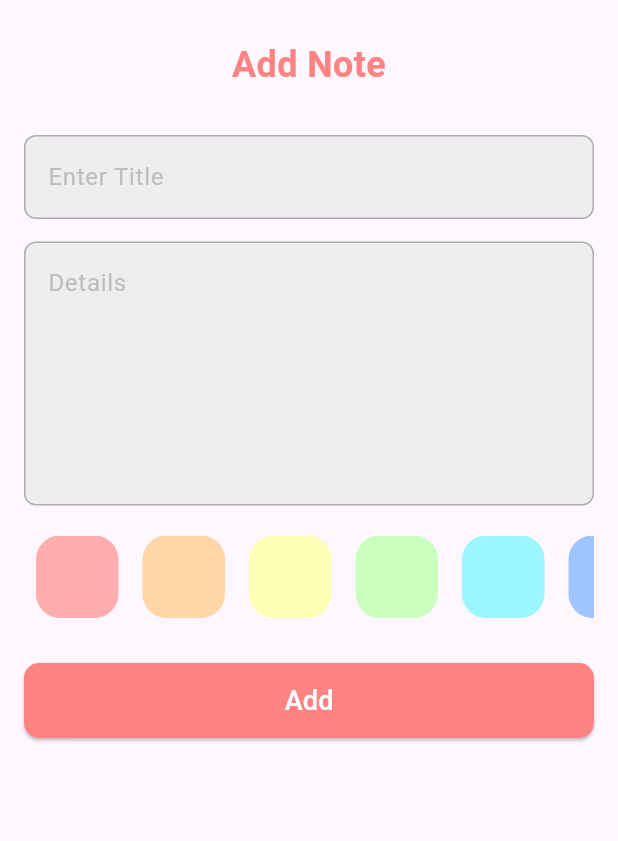
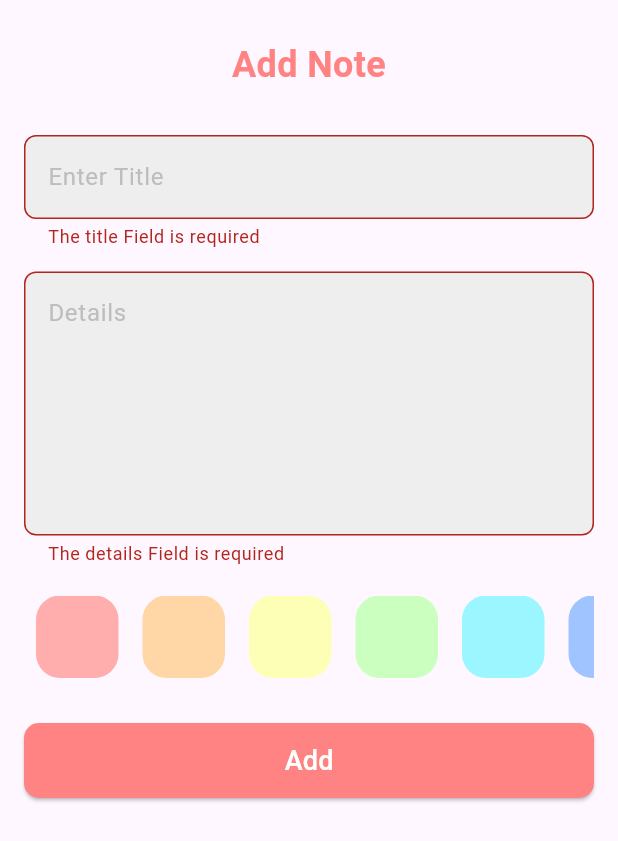
Before and after one commit to Nadeennoshy/Notly, a Flutter app: the AddNoteView screen opened directly, after a tap on "Add", on a phone screen of 412 x 824 dp. Shown: the top 841 px of the screen. Run offline on Flutter 3.47's test engine with Material 3 defaults, Android fonts, the light colour scheme and no system bars; our stand-ins replace bloc, flutter_bloc, hive_flutter; accounts and stored records are empty.

Commit message:
create add note form

```diff
--- a/lib/cubits/add_note/add_note_cubit.dart
+++ b/lib/cubits/add_note/add_note_cubit.dart
@@ -1,6 +1,6 @@
-import 'package:flutter/material.dart';
-import 'package:flutter_bloc/flutter_bloc.dart';
 import 'package:hive_flutter/hive_flutter.dart';
+import 'package:bloc/bloc.dart';
+import 'package:meta/meta.dart';
 import 'package:notly/constants.dart';
 import 'package:notly/models/note_model.dart';
 
--- /dev/null
+++ b/lib/cubits/cubit/notes_state.dart
@@ -0,0 +1,6 @@
+part of 'notes_cubit.dart';
+
+@immutable
+sealed class NotesState {}
+
+final class NotesInitial extends NotesState {}
--- a/lib/main.dart
+++ b/lib/main.dart
@@ -10,8 +10,8 @@ import 'package:notly/views/onboarding_view.dart';
 void main() async{
   Bloc.observer = SimpleBlocObserver();
   await Hive.initFlutter();
-  Hive.registerAdapter<NoteModel>(NoteModelAdapter());
-  await Hive.openBox(kNotesBox);
+  Hive.registerAdapter(NoteModelAdapter());
+  await Hive.openBox<NoteModel>(kNotesBox);
   runApp(const NotlyApp());
 }
 
--- a/lib/simple_bloc_observer.dart
+++ b/lib/simple_bloc_observer.dart
@@ -9,11 +9,12 @@ class SimpleBlocObserver implements BlocObserver{
 
   @override
   void onClose(BlocBase bloc) {
-
+    debugPrint('close: $bloc');
   }
 
   @override
   void onCreate(BlocBase bloc) {
+    debugPrint('create: $bloc');
 
   }
 
--- a/lib/widgets/add_note_body.dart
+++ b/lib/widgets/add_note_body.dart
@@ -1,8 +1,6 @@
 import 'package:flutter/material.dart';
 import 'package:notly/cubits/add_note/add_note_cubit.dart';
-import 'package:notly/widgets/colors_list_view.dart';
-import 'package:notly/widgets/custom_button.dart';
-import 'package:notly/widgets/custom_text_field.dart';
+import 'package:notly/widgets/add_note_form.dart';
 import 'package:flutter_bloc/flutter_bloc.dart';
 
 class AddNoteBody extends StatelessWidget {
@@ -16,52 +14,15 @@ class AddNoteBody extends StatelessWidget {
         padding: const EdgeInsets.all(16.0),
         child: BlocConsumer<AddNoteCubit, AddNoteState>(
           listener: (context, state) {
-            if(state is AddNoteSuccess){
-              showDialog(context: context, builder: (context){
-                return const AlertDialog();
-              });
-            }else if(state is AddNoteFailure){
-
+            if(state is AddNoteFailure){
+              print(state.errorMsg);
+            }if(state is AddNoteSuccess){
+              print('Success');
+              Navigator.pop(context);
             }
           },
           builder: (context, state) {
-            return ListView(
-              children: [
-                const SizedBox(
-                  height: 10,
-                ),
-                const Text(
-                  'Add Note',
-                  textAlign: TextAlign.center,
-                  style: TextStyle(
-                    color: Color(0xffFF8383),
-                    fontSize: 24,
-                    fontWeight: FontWeight.bold,
-                  ),
-                ),
-                const SizedBox(
-                  height: 30,
-                ),
-                const CustomTextField(hintText: 'Enter Title'),
-                const SizedBox(
-                  height: 15,
-                ),
-                const CustomTextField(
-                  hintText: 'Details',
-                  maxLines: 6,
-                ),
-                const SizedBox(
-                  height: 20,
-                ),
-                const ColorsListView(),
-                const SizedBox(
-                  height: 30,
-                ),
-                state is AddNoteLoading? const CircularProgressIndicator(): const CustomButton(
-                  buttonName: 'Add',
-                ),
-              ],
-            );
+            return const AddNoteForm();
           },
         ),
       ),
--- /dev/null
+++ b/lib/widgets/add_note_form.dart
@@ -0,0 +1,92 @@
+import 'package:flutter_bloc/flutter_bloc.dart';
+import 'package:flutter/material.dart';
+import 'package:notly/cubits/add_note/add_note_cubit.dart';
+import 'package:notly/models/note_model.dart';
+import 'package:notly/widgets/colors_list_view.dart';
+import 'package:notly/widgets/custom_button.dart';
+import 'package:notly/widgets/custom_text_field.dart';
+
+class AddNoteForm extends StatefulWidget {
+  const AddNoteForm({super.key});
+
+  @override
+  State<AddNoteForm> createState() => _AddNoteFormState();
+}
+
+class _AddNoteFormState extends State<AddNoteForm> {
+  final GlobalKey<FormState> formKey = GlobalKey();
+  AutovalidateMode autovalidateMode = AutovalidateMode.disabled;
+  String? title, subTitle;
+  @override
+  Widget build(BuildContext context) {
+    return Form(
+      key: formKey,
+      autovalidateMode: autovalidateMode,
+      child: ListView(
+        children: [
+          const SizedBox(
+            height: 10,
+          ),
+          const Text(
+            'Add Note',
+            textAlign: TextAlign.center,
+            style: TextStyle(
+              color: Color(0xffFF8383),
+              fontSize: 24,
+              fontWeight: FontWeight.bold,
+            ),
+          ),
+          const SizedBox(
+            height: 30,
+          ),
+          CustomTextField(
+            name: 'title',
+              onSaved: (value) {
+                title = value;
+              },
+              hintText: 'Enter Title'),
+          const SizedBox(
+            height: 15,
+          ),
+          CustomTextField(
+            name: 'details',
+            onSaved: (value) {
+              subTitle = value;
+            },
+            hintText: 'Details',
+            maxLines: 6,
+          ),
+          const SizedBox(
+            height: 20,
+          ),
+          const ColorsListView(),
+          const SizedBox(
+            height: 30,
+          ),
+          BlocBuilder<AddNoteCubit, AddNoteState>(
+            builder: (context, state) {
+              return CustomButton(
+                isLoading: state is AddNoteLoading?true:false,
+                onPressed: () {
+                  if (formKey.currentState!.validate()) {
+                    formKey.currentState!.save();
+                    NoteModel note = NoteModel(
+                        color: Colors.blue.value,
+                        date: DateTime.now().day.toString(),
+                        subTitle: subTitle!,
+                        title: title!);
+                    BlocProvider.of<AddNoteCubit>(context).addNote(note);
+                  } else {
+                    autovalidateMode = AutovalidateMode.always;
+                    setState(() {});
+                  }
+                },
+                buttonName: 'Add',
+              );
+            },
+          ),
+        ],
+      ),
+    );
+  }
+}
--- a/lib/widgets/custom_button.dart
+++ b/lib/widgets/custom_button.dart
@@ -1,8 +1,10 @@
 import 'package:flutter/material.dart';
 
 class CustomButton extends StatelessWidget {
-  const CustomButton({super.key,required this.buttonName});
+  const CustomButton({super.key,required this.buttonName,required this.onPressed,this.isLoading=false});
   final String buttonName;
+  final void Function()? onPressed;
+  final bool isLoading;
 
   @override
   Widget build(BuildContext context) {
@@ -15,8 +17,8 @@ class CustomButton extends StatelessWidget {
     ),
 
       ),
-      onPressed: (){},
-      child: Text(buttonName,
+      onPressed: onPressed,
+      child: isLoading? const CircularProgressIndicator():Text(buttonName,
       style: const TextStyle(
         color: Colors.white,
         fontSize: 18,
--- a/lib/widgets/custom_text_field.dart
+++ b/lib/widgets/custom_text_field.dart
@@ -1,21 +1,34 @@
 import 'package:flutter/material.dart';
 
 class CustomTextField extends StatelessWidget {
-  const CustomTextField({super.key,required this.hintText,this.maxLines=1});
+  const CustomTextField(
+      {super.key,
+      required this.hintText,
+      this.maxLines = 1,
+      required this.onSaved,
+      required this.name});
   final String hintText;
   final int maxLines;
+  final void Function(String?)? onSaved;
+  final String name;
 
   @override
   Widget build(BuildContext context) {
-    return TextField(
+    return TextFormField(
+      validator: (value) {
+        if (value?.isEmpty ?? true) {
+          return 'The $name Field is required';
+        } else {
+          return null;
+        }
+      },
+      onSaved: onSaved,
       maxLines: maxLines,
       decoration: InputDecoration(
         filled: true,
         fillColor: Colors.grey.shade200,
         hintText: hintText,
-        hintStyle: TextStyle(
-          color: Colors.grey.shade400
-        ),
+        hintStyle: TextStyle(color: Colors.grey.shade400),
         border: borderDecoration(),
         enabledBorder: borderDecoration(),
         focusedBorder: borderDecoration(),
@@ -25,10 +38,10 @@ class CustomTextField extends StatelessWidget {
 
   OutlineInputBorder borderDecoration() {
     return OutlineInputBorder(
-        borderRadius: BorderRadius.circular(8.0),
-        borderSide: BorderSide(
-          color: Colors.grey.withOpacity(0.8),
-        ),
-      );
+      borderRadius: BorderRadius.circular(8.0),
+      borderSide: BorderSide(
+        color: Colors.grey.withOpacity(0.8),
+      ),
+    );
   }
 }
```
Also changed, not shown: lib/cubits/cubit/notes_cubit.dart (added, +8 -0 lines), lib/widgets/edit_note_body.dart (+21 -11 lines).
